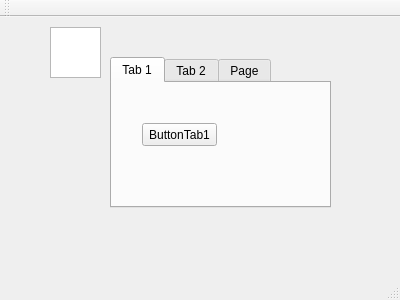
Before: the Qt Designer form mainwindow.ui in yt2014/InfoManage, drawn with Qt 5.
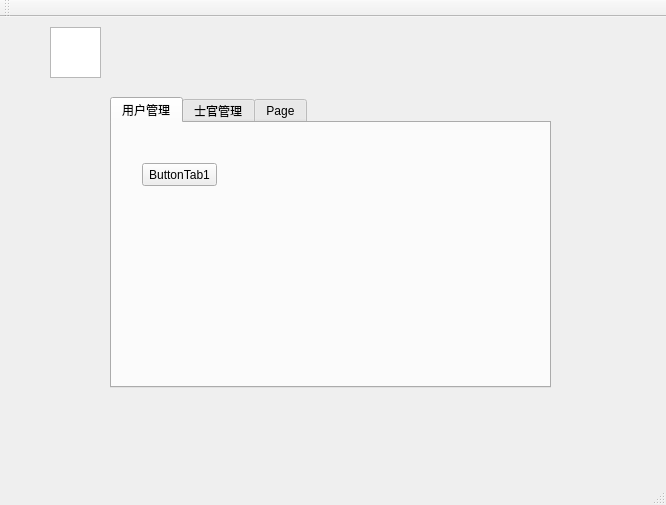
After: the same form once the commit is applied.

Commit message: 2015/3/20 home night

Patch:
```diff
--- a/mainwindow.ui
+++ b/mainwindow.ui
@@ -6,8 +6,8 @@
    <rect>
     <x>0</x>
     <y>0</y>
-    <width>400</width>
-    <height>300</height>
+    <width>666</width>
+    <height>505</height>
    </rect>
   </property>
   <property name="windowTitle">
@@ -28,9 +28,9 @@
     <property name="geometry">
      <rect>
       <x>110</x>
-      <y>40</y>
-      <width>221</width>
-      <height>151</height>
+      <y>80</y>
+      <width>441</width>
+      <height>291</height>
      </rect>
     </property>
     <property name="currentIndex">
@@ -38,7 +38,7 @@
     </property>
     <widget class="QWidget" name="tab">
      <attribute name="title">
-      <string>Tab 1</string>
+      <string>用户管理</string>
      </attribute>
      <widget class="QPushButton" name="ButtonTab1">
       <property name="geometry">
@@ -56,7 +56,7 @@
     </widget>
     <widget class="QWidget" name="tab_2">
      <attribute name="title">
-      <string>Tab 2</string>
+      <string>士官管理</string>
      </attribute>
      <widget class="QPushButton" name="pushButton">
       <property name="geometry">
```
Left out of the diff: 4 changed lines with no effect on the pictures. The commit also changes 2 other files.
